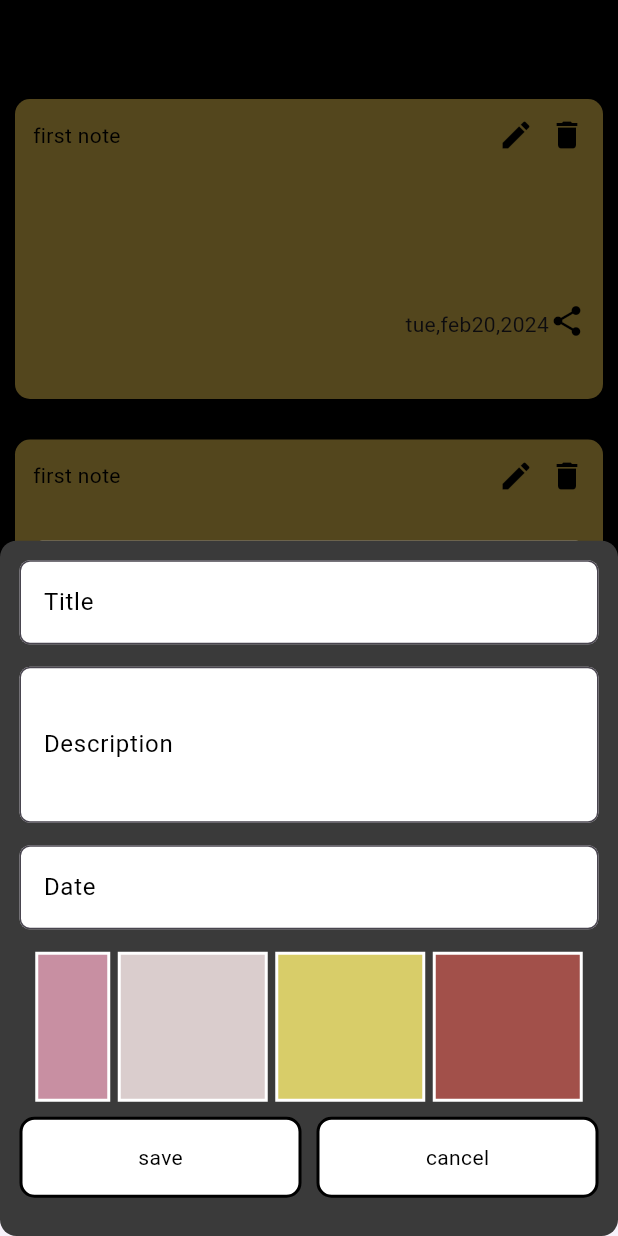
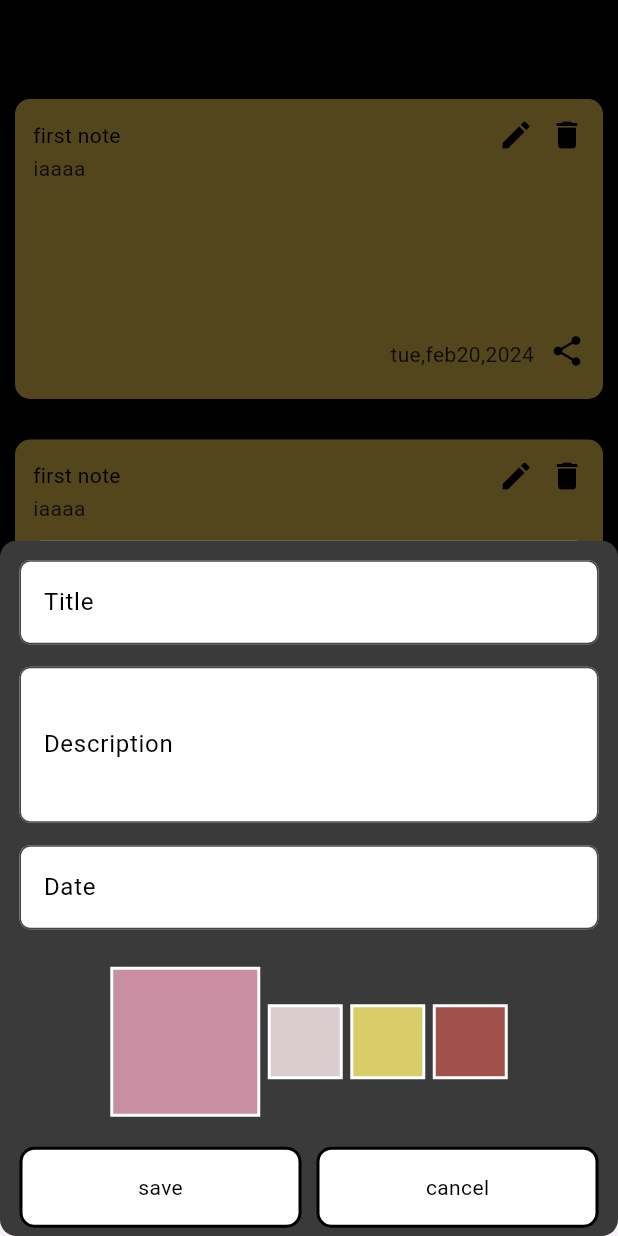
Before and after one commit to akhi0216/note_app, a Flutter app: the screen it shows after launch, after a tap on the "add" icon, on a phone screen of 412 x 824 dp. Run offline on Flutter 3.47's test engine with Material 3 defaults, Android fonts, the phone set to English and light mode, and no system bars.

Commit message:
ui updated

```diff
--- a/lib/view/home_page/widgets/customnote.dart
+++ b/lib/view/home_page/widgets/customnote.dart
@@ -46,13 +46,19 @@ class custonotewidget extends StatelessWidget {
             ],
           ),
           // 2nd
-          // Text("iaaaa")
+          Row(
+            mainAxisAlignment: MainAxisAlignment.start,
+            children: [
+              Text("iaaaa"),
+            ],
+          ),
           SizedBox(height: 100),
           Row(
             crossAxisAlignment: CrossAxisAlignment.end,
             mainAxisAlignment: MainAxisAlignment.end,
             children: [
               Text("tue,feb20,2024"),
+              SizedBox(width: 10),
               Icon(
                 Icons.share,
                 color: Colorconstants.mainblack,
--- a/lib/view/home_page/widgets/note_listpage.dart
+++ b/lib/view/home_page/widgets/note_listpage.dart
@@ -78,7 +78,7 @@ class _NoteListpageState extends State<NoteListpage> {
             SizedBox(height: 15),
 
             SizedBox(
-                height: 100,
+                height: 120,
                 child: ListView.separated(
                     shrinkWrap: true,
                     scrollDirection: Axis.horizontal,
@@ -87,15 +87,19 @@ class _NoteListpageState extends State<NoteListpage> {
                         onTap: () {
                           print(index);
                           selectedindex = index;
-                          bottomsetstate(() {});
+                          bottomsetstate(() {
+                            // selectedindex = index;
+                          });
                         },
-                        child: Container(
-                          height: index == selectedindex ? 50 : 100,
-                          width: index == selectedindex ? 50 : 100,
-                          decoration: BoxDecoration(
-                              border: Border.all(
-                                  width: 2, color: Colorconstants.mainwhite),
-                              color: colorslist[index]),
+                        child: Center(
+                          child: Container(
+                            height: index == selectedindex ? 100 : 50,
+                            width: index == selectedindex ? 100 : 50,
+                            decoration: BoxDecoration(
+                                border: Border.all(
+                                    width: 2, color: Colorconstants.mainwhite),
+                                color: colorslist[index]),
+                          ),
                         ),
                       );
                     },
```
Also changed, not shown: lib/view/home_page/widgets/customcontainercolor.dart (deleted, +0 -22 lines).
